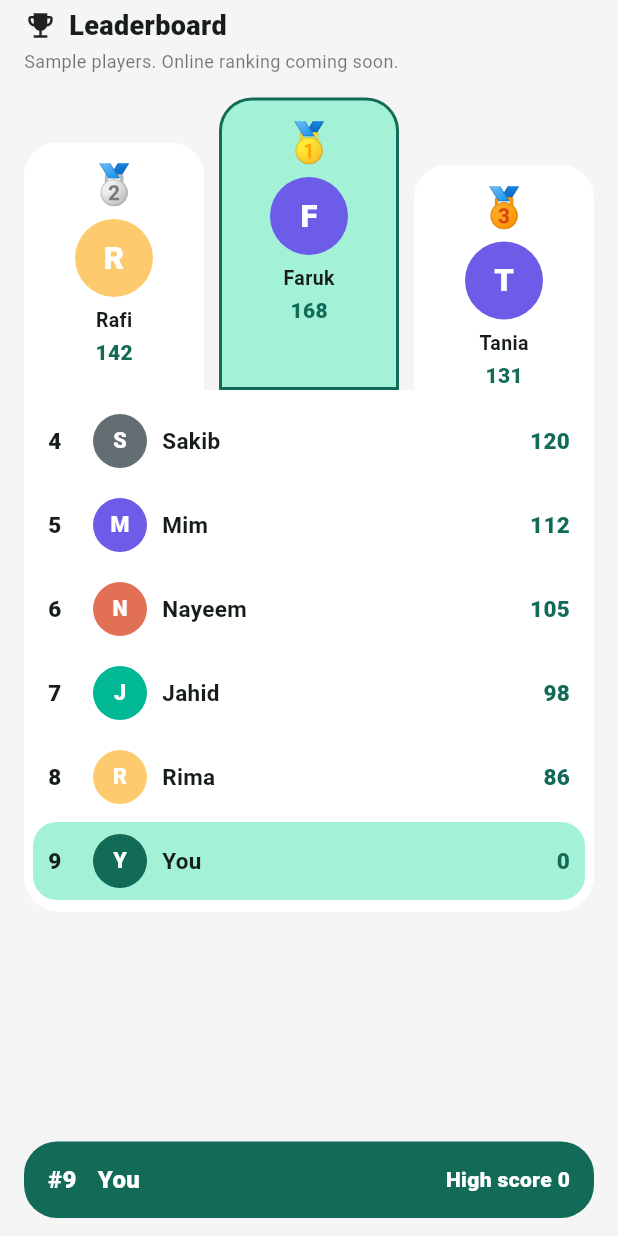
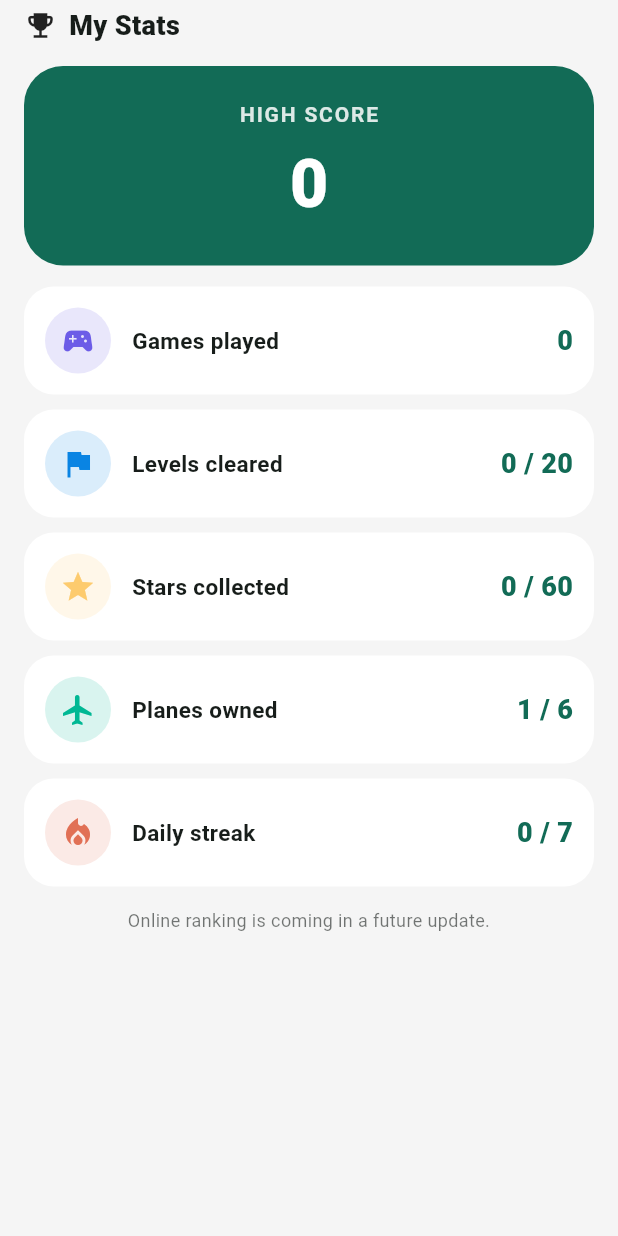
Before and after one commit to incomeweb3-tech/Teva, a Flutter app: the StatsScreen widget shown alone on an empty page, opened directly, on a phone screen of 412 x 824 dp. Run offline on Flutter 3.47's test engine with Material 3 defaults, Android fonts, the phone set to English and light mode, and no system bars; our stand-ins replace in_app_purchase, shared_preferences; accounts and stored records are empty.

Commit message:
Update stats_screen.dart

```diff
--- a/lib/screens/stats_screen.dart
+++ b/lib/screens/stats_screen.dart
@@ -1,36 +1,10 @@
 import 'package:flutter/material.dart';
 import '../services/wallet.dart';
+import '../services/planes.dart';
 import '../services/theme_controller.dart';
 
-class _Entry {
-  final String name;
-  final int score;
-  final bool me;
-  const _Entry(this.name, this.score, {this.me = false});
-}
-
-// Sample players. Replace with real online data when a server is added.
-const _samples = <_Entry>[
-  _Entry('Faruk', 168),
-  _Entry('Rafi', 142),
-  _Entry('Tania', 131),
-  _Entry('Sakib', 120),
-  _Entry('Mim', 112),
-  _Entry('Nayeem', 105),
-  _Entry('Jahid', 98),
-  _Entry('Rima', 86),
-];
-
-const _avatarColors = <Color>[
-  Color(0xFF6C5CE7),
-  Color(0xFFE17055),
-  Color(0xFF0984E3),
-  Color(0xFFE84393),
-  Color(0xFF00B894),
-  Color(0xFFFDCB6E),
-  Color(0xFF636E72),
-];
-
+/// Your own stats. All numbers come from this phone.
+/// (Online leaderboard can be added later with a server.)
 class StatsScreen extends StatelessWidget {
   const StatsScreen({super.key});
 
@@ -42,176 +16,103 @@ class StatsScreen extends StatelessWidget {
         final w = Wallet.instance;
         final c = Theme.of(context).colorScheme;
 
-        final all = <_Entry>[..._samples, _Entry('You', w.highScore, me: true)];
-        all.sort((a, b) {
-          final d = b.score - a.score;
-          if (d != 0) return d;
-          if (a.me) return 1;
-          if (b.me) return -1;
-          return 0;
-        });
-        final myRank = all.indexWhere((e) => e.me) + 1;
+        int cleared = 0;
+        int stars = 0;
+        for (int i = 1; i <= kLevelCount; i++) {
+          if (w.levelStars[i] > 0) cleared++;
+          stars += w.levelStars[i];
+        }
 
-        Color avatarColor(_Entry e) => e.me
-            ? c.primary
-            : _avatarColors[e.name.codeUnitAt(0) % _avatarColors.length];
-
-        Widget avatar(_Entry e, double size) => Container(
-              width: size,
-              height: size,
-              alignment: Alignment.center,
-              decoration:
-                  BoxDecoration(color: avatarColor(e), shape: BoxShape.circle),
-              child: Text(
-                e.name.substring(0, 1),
-                style: TextStyle(
-                    color: Colors.white,
-                    fontWeight: FontWeight.w900,
-                    fontSize: size * 0.4),
-              ),
-            );
-
-        Widget pod(_Entry e, String medal, double h, bool first) => Expanded(
-              child: Container(
-                height: h,
-                padding: const EdgeInsets.fromLTRB(4, 10, 4, 4),
+        Widget tile(IconData icon, String label, String value, Color color) {
+          return Container(
+            padding: const EdgeInsets.all(14),
             decoration: BoxDecoration(
-                  color: first ? c.primaryContainer : cardColor(context),
-                  borderRadius:
-                      const BorderRadius.vertical(top: Radius.circular(22)),
-                  border: first ? Border.all(color: c.primary, width: 2) : null,
-                ),
-                child: Column(
-                  children: [
-                    Text(medal, style: const TextStyle(fontSize: 26)),
-                    const SizedBox(height: 4),
-                    avatar(e, 52),
-                    const SizedBox(height: 6),
-                    Text(e.name,
-                        maxLines: 1,
-                        overflow: TextOverflow.ellipsis,
-                        style: const TextStyle(
-                            fontWeight: FontWeight.w700, fontSize: 13)),
-                    const SizedBox(height: 2),
-                    Text('${e.score}',
-                        style: TextStyle(
-                            fontWeight: FontWeight.w800,
-                            fontSize: 14,
-                            color: c.primary)),
-                  ],
-                ),
-              ),
-            );
-
-        Widget row(int rank, _Entry e) => Container(
-              margin: const EdgeInsets.symmetric(vertical: 2),
-              padding: const EdgeInsets.symmetric(horizontal: 10, vertical: 8),
-              decoration: BoxDecoration(
-                color: e.me ? c.primaryContainer : Colors.transparent,
-                borderRadius: BorderRadius.circular(16),
+              color: cardColor(context),
+              borderRadius: BorderRadius.circular(20),
             ),
             child: Row(
               children: [
-                  SizedBox(
-                    width: 30,
-                    child: Text('$rank',
+                Container(
+                  width: 44,
+                  height: 44,
+                  decoration: BoxDecoration(
+                    color: color.withOpacity(0.15),
+                    shape: BoxShape.circle,
+                  ),
+                  child: Icon(icon, color: color),
+                ),
+                const SizedBox(width: 14),
+                Expanded(
+                  child: Text(label,
                       style: const TextStyle(
-                            fontWeight: FontWeight.w900, fontSize: 15)),
+                          fontSize: 15, fontWeight: FontWeight.w600)),
                 ),
-                  avatar(e, 36),
-                  const SizedBox(width: 10),
-                  Expanded(
-                    child: Text(e.name,
-                        style: const TextStyle(
-                            fontWeight: FontWeight.w700, fontSize: 15)),
-                  ),
-                  Text('${e.score}',
+                Text(value,
                     style: TextStyle(
-                          fontWeight: FontWeight.w800,
-                          fontSize: 15,
+                        fontSize: 18,
+                        fontWeight: FontWeight.w900,
                         color: c.primary)),
               ],
             ),
           );
+        }
 
-        final rest = all.skip(3).toList();
-
-        return Column(
-          children: [
-            Expanded(
-              child: ListView(
-                padding: const EdgeInsets.fromLTRB(16, 4, 16, 8),
+        return ListView(
+          padding: const EdgeInsets.fromLTRB(16, 4, 16, 16),
           children: [
             Row(
-                    children: [
-                      const Icon(Icons.emoji_events, size: 22),
-                      const SizedBox(width: 8),
-                      const Text('Leaderboard',
-                          style: TextStyle(
-                              fontSize: 18, fontWeight: FontWeight.w800)),
+              children: const [
+                Icon(Icons.emoji_events, size: 22),
+                SizedBox(width: 8),
+                Text('My Stats',
+                    style:
+                        TextStyle(fontSize: 18, fontWeight: FontWeight.w800)),
               ],
             ),
-                  const SizedBox(height: 2),
-                  Text('Sample players. Online ranking coming soon.',
-                      style: TextStyle(
-                          fontSize: 12,
-                          color: c.onSurface.withOpacity(0.6))),
-                  const SizedBox(height: 16),
-                  Row(
-                    crossAxisAlignment: CrossAxisAlignment.end,
-                    children: [
-                      pod(all[1], '\u{1F948}', 165, false),
-                      const SizedBox(width: 10),
-                      pod(all[0], '\u{1F947}', 195, true),
-                      const SizedBox(width: 10),
-                      pod(all[2], '\u{1F949}', 150, false),
-                    ],
-                  ),
+            const SizedBox(height: 14),
             Container(
-                    padding: const EdgeInsets.all(6),
+              padding: const EdgeInsets.symmetric(vertical: 22),
               decoration: BoxDecoration(
-                      color: cardColor(context),
-                      borderRadius: const BorderRadius.vertical(
-                          bottom: Radius.circular(24)),
+                color: c.primary,
+                borderRadius: BorderRadius.circular(26),
               ),
               child: Column(
                 children: [
-                        for (int i = 0; i < rest.length; i++)
-                          row(i + 4, rest[i]),
+                  Text('HIGH SCORE',
+                      style: TextStyle(
+                          color: c.onPrimary.withOpacity(0.85),
+                          fontWeight: FontWeight.w700,
+                          letterSpacing: 1.2)),
+                  const SizedBox(height: 6),
+                  Text('${w.highScore}',
+                      style: TextStyle(
+                          color: c.onPrimary,
+                          fontSize: 44,
+                          fontWeight: FontWeight.w900)),
                 ],
               ),
             ),
-                ],
-              ),
-            ),
-            Container(
-              margin: const EdgeInsets.fromLTRB(16, 0, 16, 12),
-              padding: const EdgeInsets.symmetric(horizontal: 16, vertical: 14),
-              decoration: BoxDecoration(
-                color: c.primary,
-                borderRadius: BorderRadius.circular(22),
-              ),
-              child: Row(
-                children: [
-                  Text('#$myRank',
+            const SizedBox(height: 14),
+            tile(Icons.sports_esports, 'Games played', '${w.gamesPlayed}',
+                const Color(0xFF6C5CE7)),
+            const SizedBox(height: 10),
+            tile(Icons.flag, 'Levels cleared', '$cleared / $kLevelCount',
+                const Color(0xFF0984E3)),
+            const SizedBox(height: 10),
+            tile(Icons.star, 'Stars collected', '$stars / ${kLevelCount * 3}',
+                const Color(0xFFFDCB6E)),
+            const SizedBox(height: 10),
+            tile(Icons.flight, 'Planes owned',
+                '${w.ownedPlanes.length} / ${kPlanes.length}',
+                const Color(0xFF00B894)),
+            const SizedBox(height: 10),
+            tile(Icons.local_fire_department, 'Daily streak',
+                '${w.streak} / 7', const Color(0xFFE17055)),
+            const SizedBox(height: 14),
+            Text('Online ranking is coming in a future update.',
+                textAlign: TextAlign.center,
                 style: TextStyle(
-                          color: c.onPrimary,
-                          fontWeight: FontWeight.w900,
-                          fontSize: 16)),
-                  const SizedBox(width: 14),
-                  Expanded(
-                    child: Text('You',
-                        style: TextStyle(
-                            color: c.onPrimary,
-                            fontWeight: FontWeight.w800,
-                            fontSize: 16)),
-                  ),
-                  Text('High score ${w.highScore}',
-                      style: TextStyle(
-                          color: c.onPrimary, fontWeight: FontWeight.w800)),
-                ],
-              ),
-            ),
+                    fontSize: 12, color: c.onSurface.withOpacity(0.6))),
           ],
         );
       },
```
Lines whose indentation alone changed are shown as unchanged.
